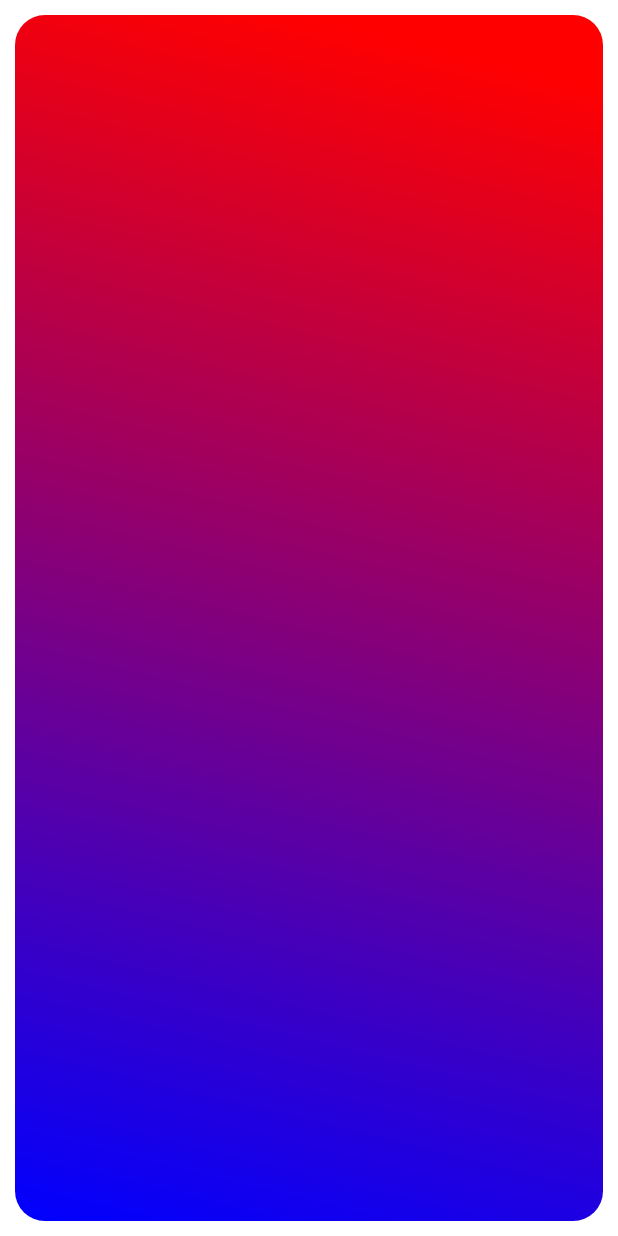
After one commit to dabid1425/RickNMortyAndroid, an Android app: the layout custom_view.xml on its own in the app's theme, with its tools: preview values and no code run, on a phone screen of 412 x 824 dp. The commit adds this screen. Run offline under Robolectric (Android 15) with nearby library versions, the phone set to English and light mode, and no system bars.

Commit message:
messing around with views

```diff
--- /dev/null
+++ b/app/src/main/res/layout/custom_view.xml
@@ -0,0 +1,33 @@
+<?xml version="1.0" encoding="utf-8"?>
+<androidx.constraintlayout.widget.ConstraintLayout
+    xmlns:app="http://schemas.android.com/apk/res-auto"
+    xmlns:android="http://schemas.android.com/apk/res/android"
+    android:layout_width="match_parent"
+    android:layout_height="match_parent">
+    <RelativeLayout
+        android:layout_width="wrap_content"
+        android:layout_height="wrap_content"
+        android:background="@android:color/transparent"
+        app:layout_constraintBottom_toBottomOf="parent"
+        app:layout_constraintEnd_toEndOf="parent"
+        app:layout_constraintStart_toStartOf="parent"
+        app:layout_constraintTop_toTopOf="parent">
+
+        <customView.CustomGradientView
+            android:id="@+id/customView"
+            android:layout_width="wrap_content"
+            android:layout_height="wrap_content"
+            android:layout_margin="10dp"
+            app:cornerRadius="20dp"
+            app:layout_constraintBottom_toBottomOf="parent"
+            app:layout_constraintEnd_toEndOf="parent"
+            app:layout_constraintStart_toStartOf="parent"
+            app:layout_constraintTop_toTopOf="parent"
+            app:startColor="#FF0000"
+            app:startX="0.5"
+            app:startY="0.0"
+            app:stopColor="#0000FF"
+            app:stopX="0"
+            app:stopY="1.0" />
+    </RelativeLayout>
+</androidx.constraintlayout.widget.ConstraintLayout>
```
Also changed, not shown: app/src/main/res/layout/custom_view_with_label_and_image.xml (+76 -3 lines).
